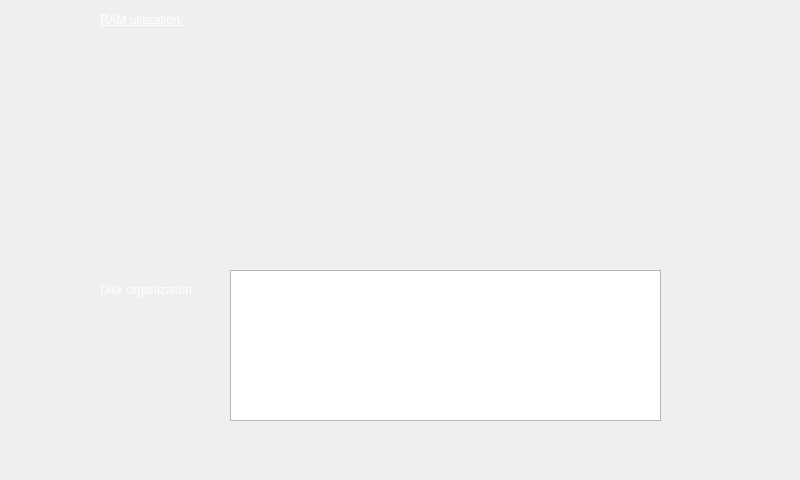
First picture: the form in gui/menugraph.ui, repository srdgame/rpi-monitoring, before the edit.
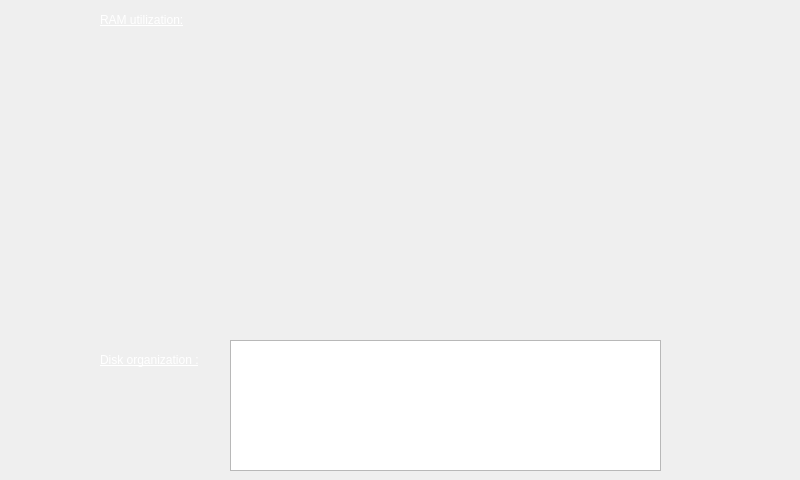
Second picture: the form after the edit.

Commit message: [dev] Graph : add runtime graph ram

The edit to the form file:
```diff
--- a/gui/menugraph.ui
+++ b/gui/menugraph.ui
@@ -117,7 +117,7 @@
      <x>89</x>
      <y>40</y>
      <width>701</width>
-     <height>171</height>
+     <height>291</height>
     </rect>
    </property>
    <layout class="QVBoxLayout" name="layout_ram"/>
@@ -126,11 +126,16 @@
    <property name="geometry">
     <rect>
      <x>100</x>
-     <y>280</y>
+     <y>350</y>
      <width>131</width>
      <height>19</height>
     </rect>
    </property>
+   <property name="font">
+    <font>
+     <underline>true</underline>
+    </font>
+   </property>
    <property name="styleSheet">
     <string notr="true">color: rgb(255, 255, 255);</string>
    </property>
@@ -142,9 +147,9 @@
    <property name="geometry">
     <rect>
      <x>230</x>
-     <y>270</y>
+     <y>340</y>
      <width>431</width>
-     <height>151</height>
+     <height>131</height>
     </rect>
    </property>
   </widget>
```
The commit also changes 2 other files.
